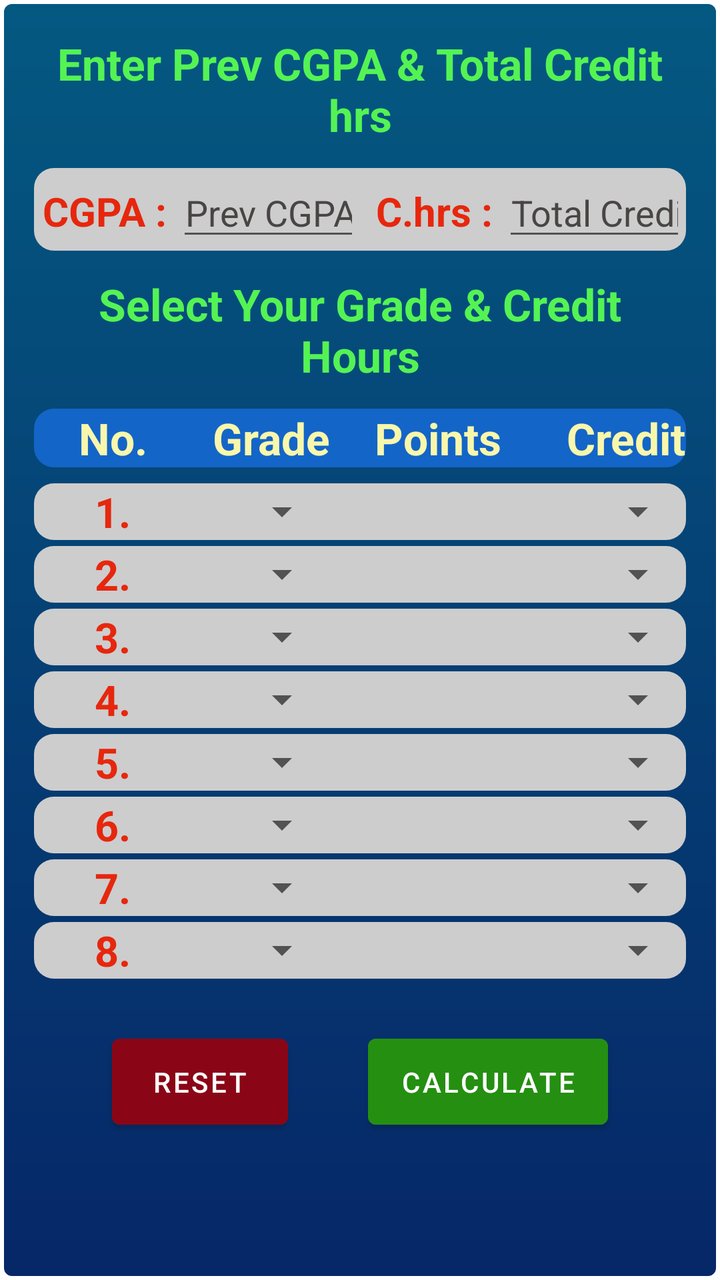
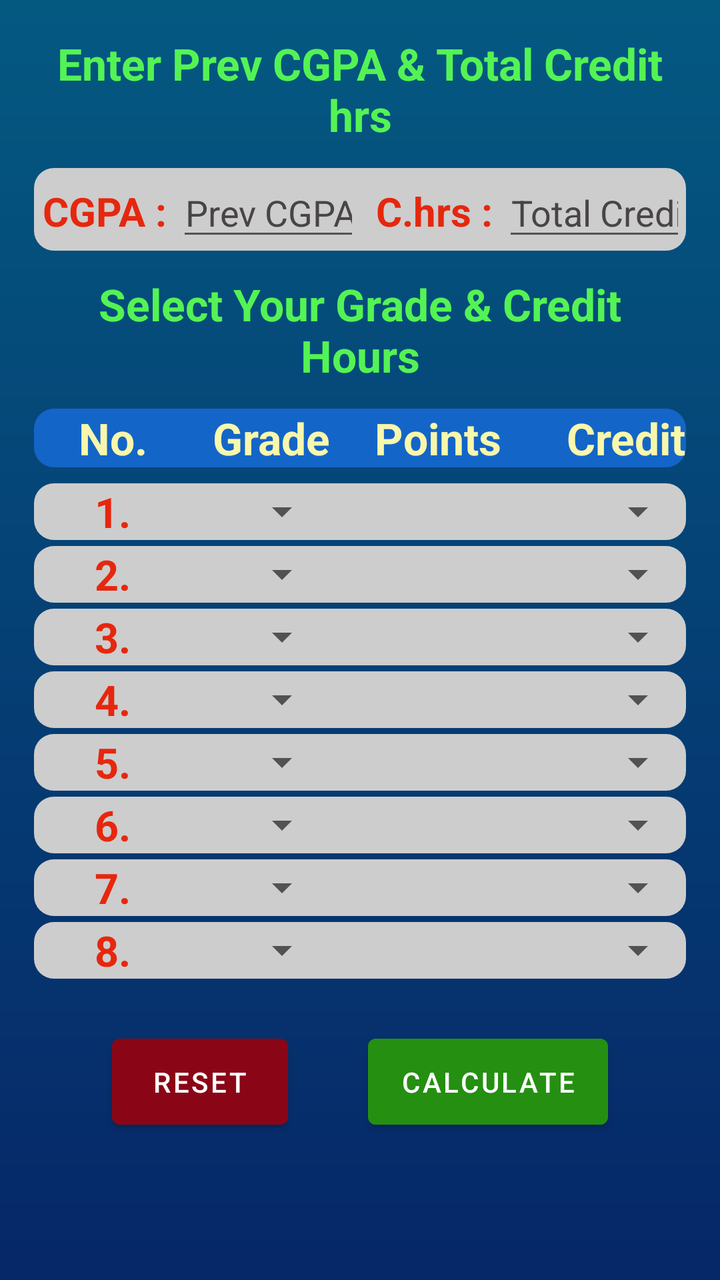

An Android layout rendered at two revisions. The XML below is the earlier revision; the diff shows what the commit changed to produce the second picture.
<!-- AndroidManifest.xml: application theme MyAppTheme -->
<!-- res/layout/activity_main.xml -->
<?xml version="1.0" encoding="utf-8"?>
<androidx.drawerlayout.widget.DrawerLayout xmlns:android="http://schemas.android.com/apk/res/android"
    xmlns:tools="http://schemas.android.com/tools"
    android:layout_width="match_parent"
    android:layout_height="match_parent"
    xmlns:app="http://schemas.android.com/apk/res-auto"
    android:fitsSystemWindows="true"
    tools:openDrawer="end"
    android:id="@+id/gradeDrawer"
    tools:context=".MainActivity">

    <LinearLayout
        android:layout_width="match_parent"
        android:layout_height="match_parent"
        android:background="@drawable/main_text_background"
        android:padding="5dp"
        android:orientation="vertical">

    <TextView
        android:layout_width="match_parent"
        android:layout_height="wrap_content"
        android:text= "@string/enter_prev_cgpa_total_cr_hours"
        android:textColor="@color/light_green"
        android:textStyle="bold"
        android:textSize="22sp"
        android:gravity="center"
        android:layout_marginTop="12dp"
        android:layout_marginStart="12dp"
        android:layout_marginEnd="12dp"
        />

    <LinearLayout
        android:layout_width="match_parent"
        android:layout_height="wrap_content"
        android:orientation="horizontal"
        android:background="@drawable/rounded_row"
        android:layout_margin="12dp">

        <TextView
            android:layout_width="wrap_content"
            android:layout_height="wrap_content"
            android:text="CGPA : "
            android:textSize="20sp"
            android:textStyle="bold"
            android:gravity="center"
            android:layout_marginStart="4dp"
            android:textColor="@color/red"
            />

        <EditText
            android:id="@+id/PrevCGPA"
            android:layout_width="0dp"
            android:layout_height="wrap_content"
            android:layout_weight="1"
            android:textColorHint="@color/hintBlack"
            android:gravity="center"
            android:layout_marginEnd="4dp"
            android:hint="@string/enter_prev_cgpa"
            android:inputType="numberDecimal"/>

        <TextView
            android:layout_width="wrap_content"
            android:layout_height="wrap_content"
            android:text="C.hrs : "
            android:textSize="20sp"
            android:textStyle="bold"
            android:gravity="center"
            android:layout_marginStart="4dp"
            android:textColor="@color/red"
            />

        <EditText
            android:id="@+id/TotalCredit"
            android:layout_width="0dp"
            android:layout_height="wrap_content"
            android:layout_weight="1"
            android:gravity="center"
            android:textColorHint="@color/hintBlack"
            android:hint="@string/enter_total_credit_hours"
            android:inputType="numberDecimal"/>

    </LinearLayout>


    <TextView
        android:layout_width="match_parent"
        android:layout_height="wrap_content"
        android:text= "@string/select_your_grade_credit_hours"
        android:textColor="@color/light_green"
        android:textStyle="bold"
        android:textSize="22sp"
        android:gravity="center"
        android:layout_marginStart="12dp"
        android:layout_marginEnd="12dp"
        />

    <TableLayout
        android:layout_width="match_parent"
        android:layout_height="wrap_content"
        android:layout_margin="12dp"
        android:stretchColumns="1,3">

        <TableRow
            android:layout_width="match_parent"
            android:layout_height="wrap_content"
            android:background="@drawable/rounded_row_blue">
            <TextView
                android:layout_width="match_parent"
                android:layout_height="match_parent"
                android:text= "No."
                android:textColor="@color/cream"
                android:textStyle="bold"
                android:textSize="22sp"
                android:gravity="center"
                android:layout_column="1"
                />
            <TextView
                android:layout_width="match_parent"
                android:layout_height="match_parent"
                android:text= "  Grade"
                android:textColor="@color/cream"
                android:textStyle="bold"
                android:textSize="22sp"
                android:layout_column="2"
                />
            <TextView
                android:layout_width="match_parent"
                android:layout_height="match_parent"
                android:text= "Points"
                android:textColor="@color/cream"
                android:textStyle="bold"
                android:gravity="center"
                android:textSize="22sp"
                android:layout_column="3"
                />
            <TextView
                android:layout_width="match_parent"
                android:layout_height="match_parent"
                android:text= "  Credit"
                android:textColor="@color/cream"
                android:textStyle="bold"
                android:textSize="22sp"
                android:layout_column="4"
                />

        </TableRow>

        <TableRow
            android:layout_width="match_parent"
            android:layout_height="100dp"
            android:layout_marginTop="8dp"
            android:background="@drawable/rounded_row">
            
            <TextView
                android:layout_width="match_parent"
                android:layout_height="match_parent"
                android:text= "1."
                android:textColor="@color/red"
                android:textSize="21sp"
                android:gravity="center"
                android:textStyle="bold"
                android:layout_column="1"
                />
            <Spinner
                android:id="@+id/gradeList1"
                android:layout_width="match_parent"
                android:layout_height="match_parent"/>
            <TextView
                android:id="@+id/point1"
                android:layout_width="match_parent"
                android:layout_height="match_parent"
                android:text= ""
                android:textColor="@color/black"
                android:textSize="20sp"
                android:gravity="center"
                android:layout_column="3"
                />
            <Spinner
                android:id="@+id/creditList1"
                android:layout_width="match_parent"
                android:layout_height="match_parent"/>


        </TableRow>

        <TableRow
            android:layout_width="match_parent"
            android:layout_height="wrap_content"
            android:background="@drawable/rounded_row"
            android:layout_marginTop="3dp">
            <TextView
                android:layout_width="match_parent"
                android:layout_height="match_parent"
                android:text= "2."
                android:textColor="@color/red"
                android:textSize="21sp"
                android:gravity="center"
                android:textStyle="bold"
                android:layout_column="1"
                />
            <Spinner
                android:id="@+id/gradeList2"
                android:layout_width="match_parent"
                android:layout_height="match_parent"/>

            <TextView
                android:id="@+id/point2"
                android:layout_width="match_parent"
                android:layout_height="match_parent"
                android:text= ""
                android:textColor="@color/black"
                android:textSize="20sp"
                android:gravity="center"
                android:layout_column="3"
                />
            <Spinner
                android:id="@+id/creditList2"
                android:layout_width="match_parent"
                android:layout_height="match_parent"/>


        </TableRow>

        <TableRow
            android:layout_width="match_parent"
            android:layout_height="wrap_content"
            android:background="@drawable/rounded_row"
            android:layout_marginTop="3dp">
            <TextView
                android:layout_width="match_parent"
                android:layout_height="match_parent"
                android:text= "3."
                android:textColor="@color/red"
                android:textSize="21sp"
                android:gravity="center"
                android:textStyle="bold"
                android:layout_column="1"
                />
            <Spinner
                android:id="@+id/gradeList3"
                android:layout_width="match_parent"
                android:layout_height="match_parent"/>

            <TextView
                android:id="@+id/point3"
                android:layout_width="match_parent"
                android:layout_height="match_parent"
                android:text= ""
                android:textColor="@color/black"
                android:textSize="20sp"
                android:gravity="center"
                android:layout_column="3"
                />
            <Spinner
                android:id="@+id/creditList3"
                android:layout_width="match_parent"
                android:layout_height="match_parent"/>

        </TableRow>

        <TableRow
            android:layout_width="match_parent"
            android:layout_height="wrap_content"
            android:background="@drawable/rounded_row"
            android:layout_marginTop="3dp">
            <TextView
                android:layout_width="match_parent"
                android:layout_height="match_parent"
                android:text= "4."
                android:textColor="@color/red"
                android:textSize="21sp"
                android:gravity="center"
                android:textStyle="bold"
                android:layout_column="1"
                />
            <Spinner
                android:id="@+id/gradeList4"
                android:layout_width="match_parent"
                android:layout_height="match_parent"/>

            <TextView
                android:id="@+id/point4"
                android:layout_width="match_parent"
                android:layout_height="match_parent"
                android:text= ""
                android:textColor="@color/black"
                android:textSize="20sp"
                android:gravity="center"
                android:layout_column="3"
                />
            <Spinner
                android:id="@+id/creditList4"
                android:layout_width="match_parent"
                android:layout_height="match_parent"/>

        </TableRow>

        <TableRow
            android:layout_width="match_parent"
            android:layout_height="wrap_content"
            android:background="@drawable/rounded_row"
            android:layout_marginTop="3dp">
            <TextView
                android:layout_width="match_parent"
                android:layout_height="match_parent"
                android:text= "5."
                android:textColor="@color/red"
                android:textSize="21sp"
                android:gravity="center"
                android:textStyle="bold"
                android:layout_column="1"
                />
            <Spinner
                android:id="@+id/gradeList5"
                android:layout_width="match_parent"
                android:layout_height="match_parent"/>

            <TextView
                android:id="@+id/point5"
                android:layout_width="match_parent"
                android:layout_height="match_parent"
                android:text= ""
                android:textColor="@color/black"
                android:textSize="20sp"
                android:gravity="center"
                android:layout_column="3"
                />
            <Spinner
                android:id="@+id/creditList5"
                android:layout_width="match_parent"
                android:layout_height="match_parent"/>

        </TableRow>

        <TableRow
            android:layout_width="match_parent"
            android:layout_height="wrap_content"
            android:background="@drawable/rounded_row"
            android:layout_marginTop="3dp">
            <TextView
                android:layout_width="match_parent"
                android:layout_height="match_parent"
                android:text= "6."
                android:textColor="@color/red"
                android:textSize="21sp"
                android:gravity="center"
                android:textStyle="bold"
                android:layout_column="1"
                />
            <Spinner
                android:id="@+id/gradeList6"
                android:layout_width="match_parent"
                android:layout_height="match_parent"/>
            <TextView
                android:id="@+id/point6"
                android:layout_width="match_parent"
                android:layout_height="match_parent"
                android:text= ""
                android:textColor="@color/black"
                android:textSize="20sp"
                android:gravity="center"
                android:layout_column="3"
                />
            <Spinner
                android:id="@+id/creditList6"
                android:layout_width="match_parent"
                android:layout_height="match_parent"/>

        </TableRow>

        <TableRow
            android:layout_width="match_parent"
            android:layout_height="wrap_content"
            android:background="@drawable/rounded_row"
            android:layout_marginTop="3dp">
            <TextView
                android:layout_width="match_parent"
                android:layout_height="match_parent"
                android:text= "7."
                android:textColor="@color/red"
                android:textSize="21sp"
                android:gravity="center"
                android:textStyle="bold"
                android:layout_column="1"
                />
            <Spinner
                android:id="@+id/gradeList7"
                android:layout_width="match_parent"
                android:layout_height="match_parent"/>
            <TextView
                android:id="@+id/point7"
                android:layout_width="match_parent"
                android:layout_height="match_parent"
                android:text= ""
                android:textColor="@color/black"
                android:textSize="20sp"
                android:gravity="center"
                android:layout_column="3"
                />
            <Spinner
                android:id="@+id/creditList7"
                android:layout_width="match_parent"
                android:layout_height="match_parent"/>

        </TableRow>

        <TableRow
            android:layout_width="match_parent"
            android:layout_height="wrap_content"
            android:background="@drawable/rounded_row"
            android:layout_marginTop="3dp">
            <TextView
                android:layout_width="match_parent"
                android:layout_height="match_parent"
                android:text= "8."
                android:textColor="@color/red"
                android:textSize="21sp"
                android:gravity="center"
                android:textStyle="bold"
                android:layout_column="1"
                />
            <Spinner
                android:id="@+id/gradeList8"
                android:layout_width="match_parent"
                android:layout_height="match_parent"/>
            <TextView
                android:id="@+id/point8"
                android:layout_width="match_parent"
                android:layout_height="match_parent"
                android:text= ""
                android:textColor="@color/black"
                android:textSize="20sp"
                android:gravity="center"
                android:layout_column="3"
                />
            <Spinner
                android:id="@+id/creditList8"
                android:layout_width="match_parent"
                android:layout_height="match_parent"/>

        </TableRow>

    </TableLayout>

    <LinearLayout
        android:layout_width="match_parent"
        android:layout_height="wrap_content"
        android:layout_margin="12dp"
        android:gravity="center">

        <Button
            android:id="@+id/reset"
            android:layout_width="wrap_content"
            android:layout_height="55dp"
            android:text="Reset"
            android:layout_marginRight="40dp"
            android:backgroundTint="@color/dark_red"/>
        <Button
            android:id="@+id/calculate"
            android:layout_width="wrap_content"
            android:layout_height="55dp"
            android:text="Calculate"
            android:backgroundTint="@color/dark_green"/>

    </LinearLayout>

    </LinearLayout>

    <com.google.android.material.navigation.NavigationView
        android:id="@+id/navView"
        android:layout_width="wrap_content"
        android:layout_height="400dp"
        android:fitsSystemWindows="true"
        android:layout_gravity="end"
        app:headerLayout="@layout/grade_header_layout"
        />

</androidx.drawerlayout.widget.DrawerLayout>
<!-- res/layout/grade_header_layout.xml (included above) -->
<?xml version="1.0" encoding="utf-8"?>
<LinearLayout
    xmlns:android="http://schemas.android.com/apk/res/android"
    android:layout_width="match_parent"
    android:layout_height="wrap_content"
    android:padding="5dp"
    android:background="@drawable/main_text_background"
    android:orientation="horizontal">

    <ImageView
        android:layout_width="match_parent"
        android:layout_height="480dp"
        android:contentDescription="Grade Image"
        android:src="@drawable/grade_list" />

</LinearLayout>
<!-- resources referenced by this layout -->
<resources>
  <color name="black">#FF000000</color>
  <color name="cream">#F8F7AB</color>
  <color name="dark_green">#258F12</color>
  <color name="dark_red">#8A0616</color>
  <color name="hintBlack">#494545</color>
  <color name="light_green">#54F354</color>
  <color name="red">#E6270E</color>
  <!-- drawable grade_list: jpg bitmap (drawable, 175178 bytes) -->
  <!-- drawable main_text_background (drawable) -->
  <shape xmlns:android="http://schemas.android.com/apk/res/android"
      android:shape="rectangle">
      <gradient
          android:endColor="#045981"
          android:startColor="#062768"
          android:angle="90" />
      <padding
          android:left="10dp"
          android:top="10dp"
          android:right="10dp"
          android:bottom="10dp" />
      <corners android:radius="5dp" />
      <stroke
          android:width="2dp"
          android:color="#FFFFFF" />
  </shape>
  <!-- drawable rounded_row (drawable) -->
  <shape xmlns:android="http://schemas.android.com/apk/res/android">
      <corners android:radius="10dp" />
      <solid android:color="@color/grey" />
  </shape>
  <!-- drawable rounded_row_blue (drawable) -->
  <shape xmlns:android="http://schemas.android.com/apk/res/android">
      <corners android:radius="10dp" />
      <solid android:color="@color/light_blue" />
  </shape>
  <string name="enter_prev_cgpa"> Prev CGPA</string>
  <string name="enter_prev_cgpa_total_cr_hours">Enter Prev CGPA &amp; Total Credit hrs</string>
  <string name="enter_total_credit_hours">Total Credit</string>
  <string name="select_your_grade_credit_hours">Select Your Grade &amp; Credit Hours</string>
  <style name="MyAppTheme" parent="Theme.MaterialComponents.DayNight.DarkActionBar">
          
          <item name="colorPrimary">#02AAF8</item>
          <item name="colorPrimaryVariant">@color/grey</item>
          <item name="colorOnPrimary">@color/white</item>
          
          <item name="colorSecondary">@color/hintBlack</item>
          <item name="colorSecondaryVariant">#000000</item>
          <item name="colorOnSecondary">@color/black</item>
          
          <item name="android:statusBarColor" tools:targetApi="l">#81B1C1</item>
          
      </style>
  <color name="grey">#CDCDCD</color>
  <color name="light_blue">#1465C8</color>
  <color name="white">#FFFFFFFF</color>
</resources>

<!-- the commit's change to res/layout/activity_main.xml (unified diff, before → after) -->
@@ -12,7 +12,7 @@
     <LinearLayout
         android:layout_width="match_parent"
         android:layout_height="match_parent"
-        android:background="@drawable/main_text_background"
+        android:background="@drawable/main_background"
         android:padding="5dp"
         android:orientation="vertical">
 
@@ -483,7 +483,7 @@
     android:layout_width="match_parent"
     android:layout_height="wrap_content"
     android:padding="5dp"
-    android:background="@drawable/main_text_background"
+    android:background="@drawable/main_background"
     android:orientation="horizontal">
 
     <ImageView
<!-- resource entries referenced after the edit -->
@@ -8,22 +8,13 @@
   <color name="light_green">#54F354</color>
   <color name="red">#E6270E</color>
   <!-- drawable grade_list: jpg bitmap (drawable, 175178 bytes) -->
-  <!-- drawable main_text_background (drawable) -->
+  <!-- drawable main_background (drawable) -->
   <shape xmlns:android="http://schemas.android.com/apk/res/android"
       android:shape="rectangle">
       <gradient
           android:endColor="#045981"
           android:startColor="#062768"
           android:angle="90" />
-      <padding
-          android:left="10dp"
-          android:top="10dp"
-          android:right="10dp"
-          android:bottom="10dp" />
-      <corners android:radius="5dp" />
-      <stroke
-          android:width="2dp"
-          android:color="#FFFFFF" />
   </shape>
   <!-- drawable rounded_row (drawable) -->
   <shape xmlns:android="http://schemas.android.com/apk/res/android">
